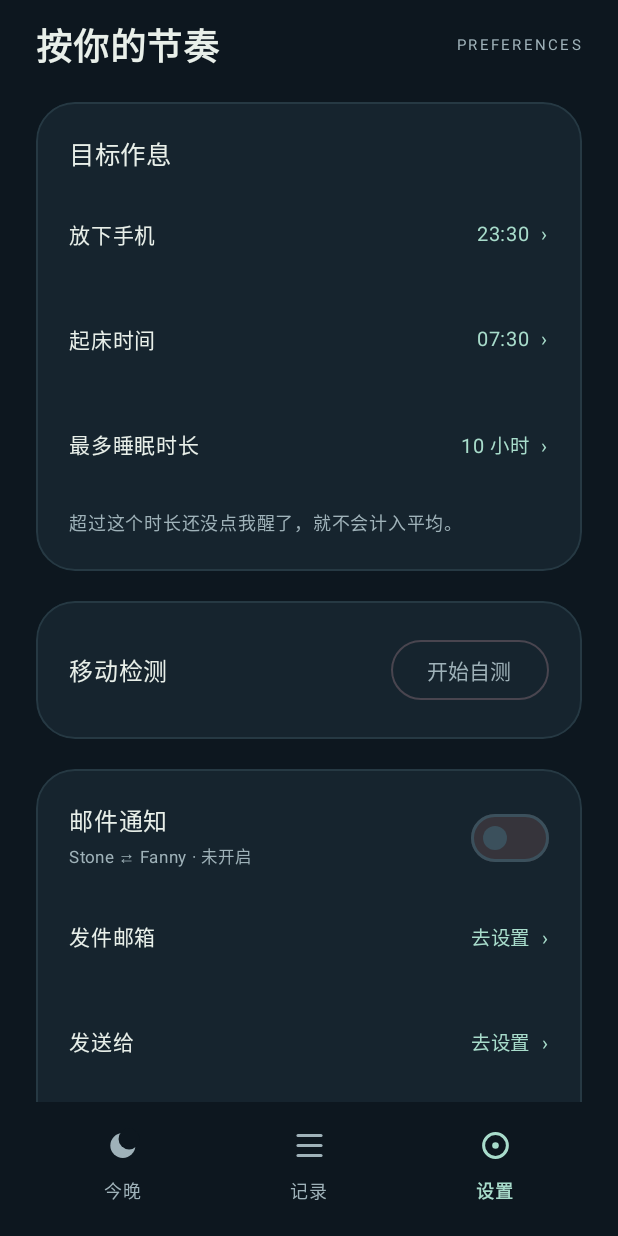
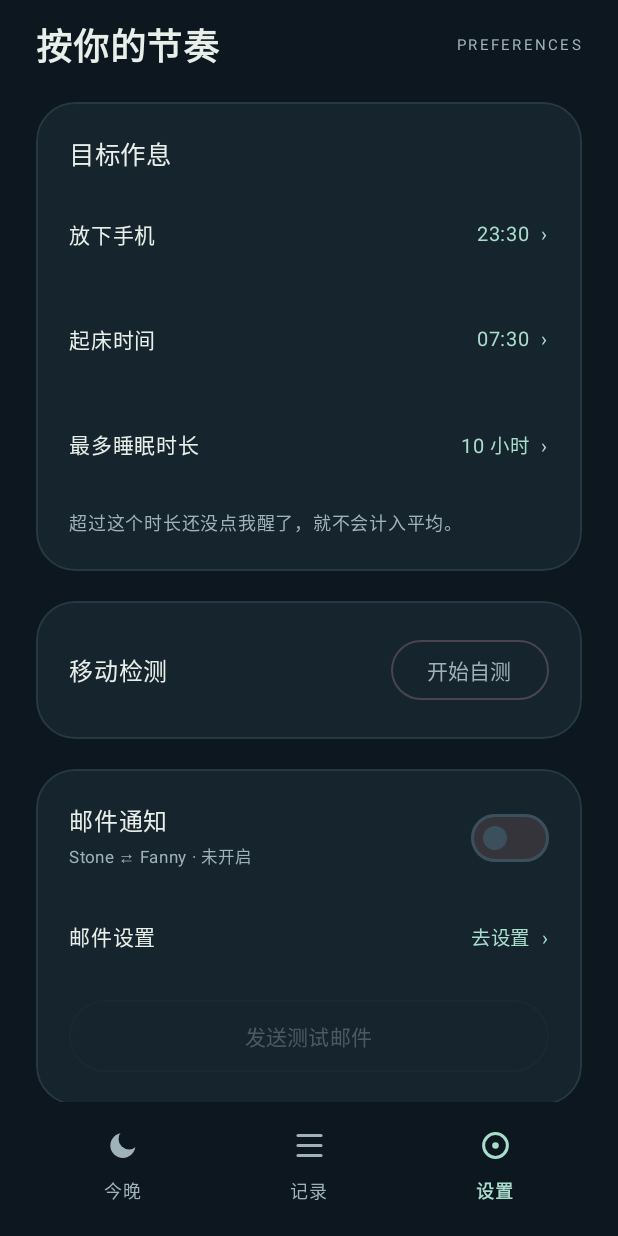
Before and after one commit to Stone749990226/GoodNight, an Android app built with Jetpack Compose: the screen it shows after launch (MainActivity), after a tap on "开始自测", on a phone screen of 412 x 824 dp. Run offline under Robolectric (Android 15) with nearby library versions, the phone set to English and light mode, and no system bars; our stand-ins replace Room's generated code.

Commit message:
邮件设置入口合并（0.8.1）

```diff
--- a/app/build.gradle.kts
+++ b/app/build.gradle.kts
@@ -12,8 +12,8 @@ android {
         applicationId = "com.stone.sleepguard"
         minSdk = 29
         targetSdk = 35
-        versionCode = 8
-        versionName = "0.8.0"
+        versionCode = 9
+        versionName = "0.8.1"
     }
     buildFeatures { compose = true; buildConfig = true }
     compileOptions {
--- a/app/src/main/java/com/stone/sleepguard/SettingsScreen.kt
+++ b/app/src/main/java/com/stone/sleepguard/SettingsScreen.kt
@@ -55,9 +55,8 @@ import kotlinx.coroutines.delay
                 if (on && !email.configured) editEmail = true else onSaveEmail(email.copy(enabled = on))
             })
         }
-        SettingRow("发件邮箱", email.from.ifBlank { "去设置" }) { editEmail = true }
-        SettingRow("发送给", email.partner.ifBlank { "去设置" }) { editEmail = true }
-        SettingRow("授权码", if (email.hasAuthCode) "已保存" else "去设置") { editEmail = true }
+        if (email.configured) Text("${email.from} → ${email.partner}", fontSize = 11.sp, color = Muted)
+        SettingRow("邮件设置", if (email.configured) "已配置" else "去设置") { editEmail = true }
         OutlinedButton(onClick = onTestEmail, enabled = email.configured, modifier = Modifier.fillMaxWidth().heightIn(min = 48.dp)) {
             Text("发送测试邮件")
         }
```
Also changed, not shown: 1 other file.
